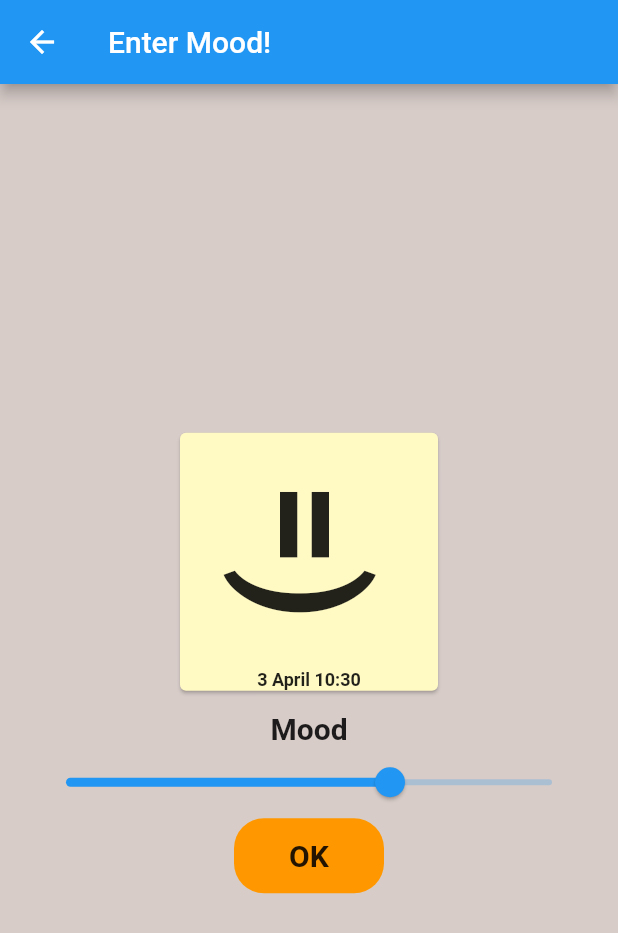
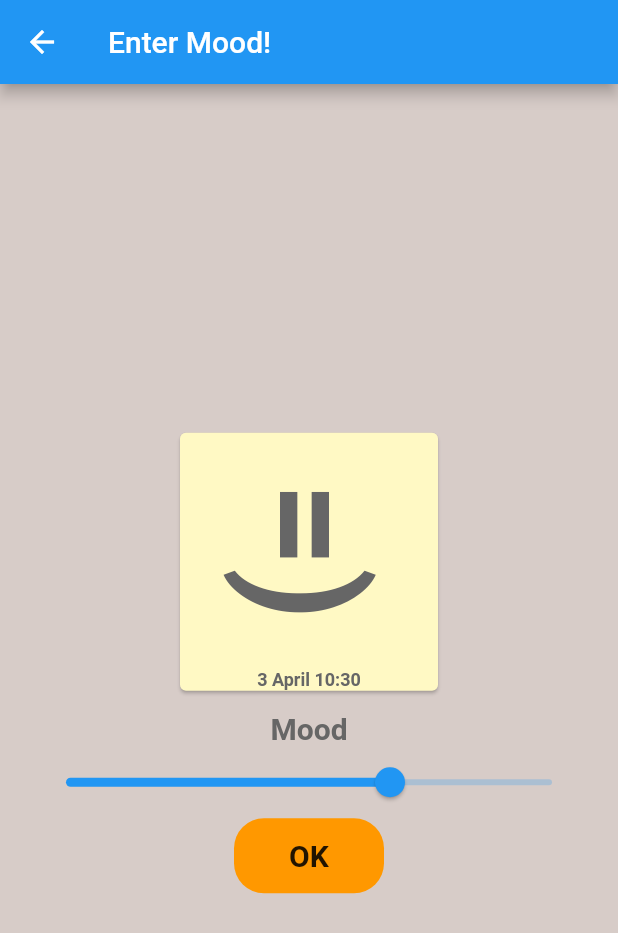
Before and after one commit to Jaeder42/mood_tracker, a Flutter app: the screen it shows after launch, after a tap on the "insert emoticon" icon, on a phone screen of 412 x 824 dp. Shown: the top 933 px of the screen. Run offline on Flutter 3.47's test engine with Material 2 defaults, Android fonts, the phone set to English and light mode, and no system bars; our stand-ins replace date_format.

Commit message:
added icons + tweaks

```diff
--- a/lib/main.dart
+++ b/lib/main.dart
@@ -59,7 +59,7 @@ class _MyHomePageState extends State<MyHomePage> {
                 var val = mood.split(';');
                 return card(double.tryParse(val[0]), date: val[1]);
               }).toList())
-          : Center(child: Text('No mood recorded, add one now!')),
+          : Center(child: Text('No mood recorded, yet!')),
 
       floatingActionButton: FloatingActionButton(
         onPressed: _navigate,
--- a/lib/views/mood_editor.dart
+++ b/lib/views/mood_editor.dart
@@ -47,6 +47,7 @@ var label = (text, {size = 20.0, turn = 0}) => Padding(
         child: Text(
           text,
           style: TextStyle(
+            color: Color(0xff666666),
             fontSize: size,
             fontWeight: FontWeight.bold,
           ),
@@ -105,7 +106,7 @@ class _MoodEditorState extends State<MoodEditor> {
               children: <Widget>[
                 Container(height: 180, width: 180, child: card(mood)),
                 label('Mood'),
-                slider(_setMood, this.mood),
+                slider(_setMood, mood),
                 Center(
                     child: GestureDetector(
                         onTap: _goHome,
--- a/pubspec.yaml
+++ b/pubspec.yaml
@@ -1,4 +1,4 @@
-name: mood_tracker
+name: MoodTracker
 description: Self track your mood day to day
 
 # The following defines the version and build number for your application.
```
Also changed, not shown: 49 other files.
